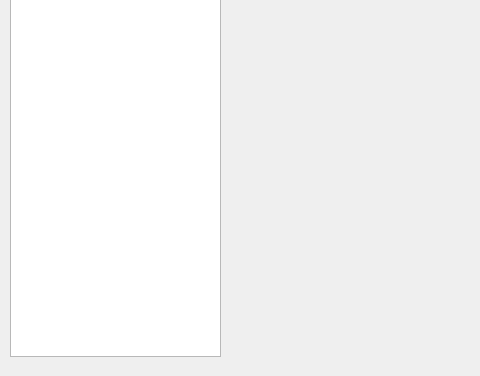
This is FUTBOL_RELOAD/dialog_estrellas_mundiales.ui in pcnimdock/FUTBOL_RELOAD as Qt 5 draws it before an edit; both pictures show x 160 to 640 and y 104 to 480 of the 640 by 480 pixel window. The edited form follows.
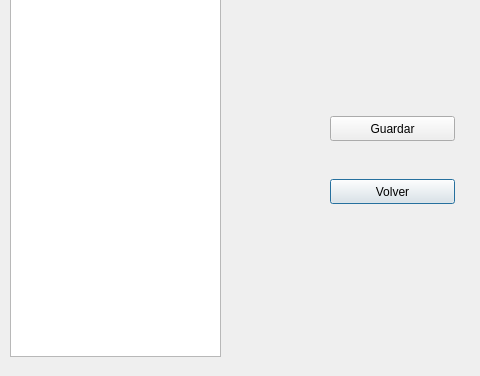
This is the edited form.

Commit message: estrellas mundiales

```diff
--- a/FUTBOL_RELOAD/dialog_estrellas_mundiales.ui
+++ b/FUTBOL_RELOAD/dialog_estrellas_mundiales.ui
@@ -26,6 +26,32 @@
     <set>QAbstractItemView::NoEditTriggers</set>
    </property>
   </widget>
+  <widget class="QPushButton" name="btn_volver">
+   <property name="geometry">
+    <rect>
+     <x>490</x>
+     <y>283</y>
+     <width>125</width>
+     <height>25</height>
+    </rect>
+   </property>
+   <property name="text">
+    <string>Volver</string>
+   </property>
+  </widget>
+  <widget class="QPushButton" name="btn_guardar">
+   <property name="geometry">
+    <rect>
+     <x>490</x>
+     <y>220</y>
+     <width>125</width>
+     <height>25</height>
+    </rect>
+   </property>
+   <property name="text">
+    <string>Guardar</string>
+   </property>
+  </widget>
  </widget>
  <resources/>
  <connections/>
```
Left out of the diff: 35 changed lines with no effect on the pictures. The commit also changes 7 other files.
